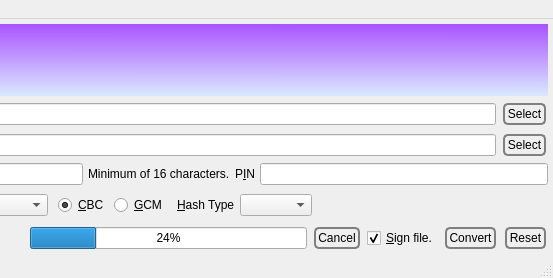
Before: the Qt Designer form GoldBug-UI/encryptfile.ui in xloem/spot-on-svn, drawn with Qt 5; both pictures show x 252 to 805 and y 0 to 278 of the 805 by 278 pixel window.
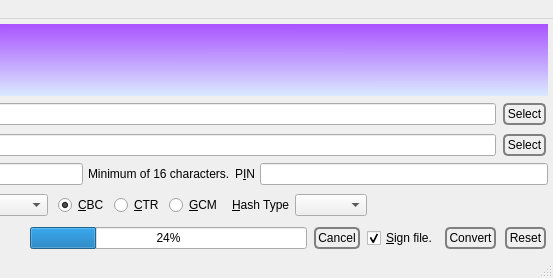
After: the same form once the commit is applied. Icons and pictures are not drawn.

```diff
--- a/GoldBug-UI/encryptfile.ui
+++ b/GoldBug-UI/encryptfile.ui
@@ -263,6 +263,13 @@
            </property>
           </widget>
          </item>
+         <item>
+          <widget class="QRadioButton" name="ctr">
+           <property name="text">
+            <string>&amp;CTR</string>
+           </property>
+          </widget>
+         </item>
          <item>
           <widget class="QRadioButton" name="gcm">
            <property name="text">
```
Left out of the diff: 3 changed lines with no effect on the pictures.
